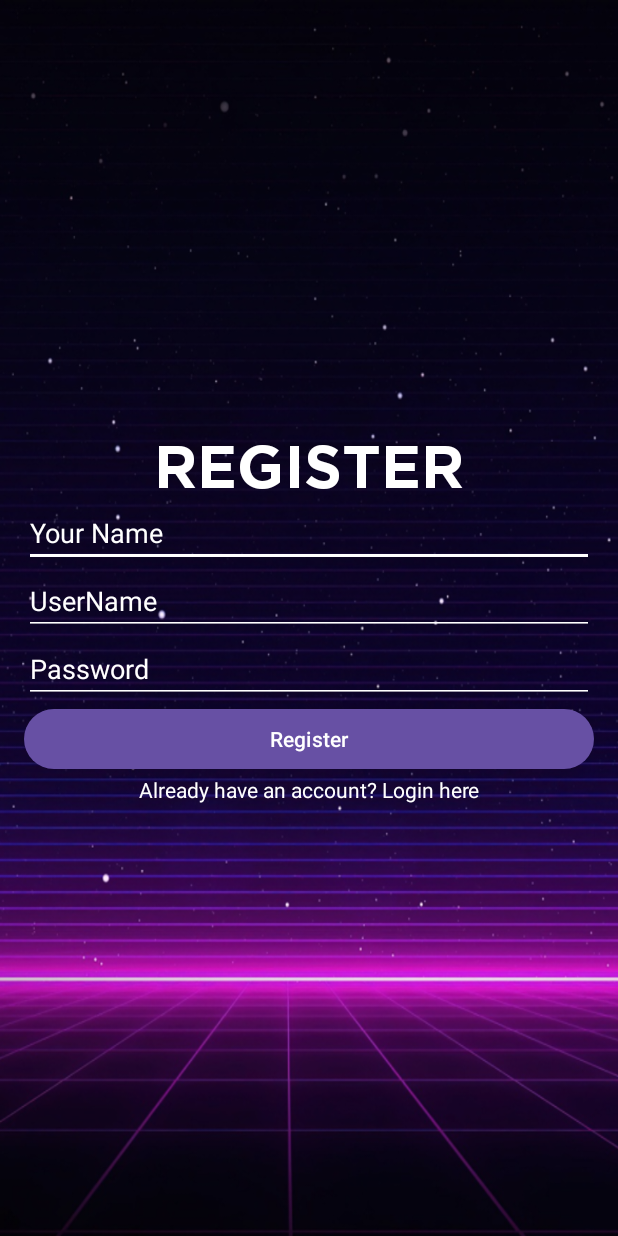
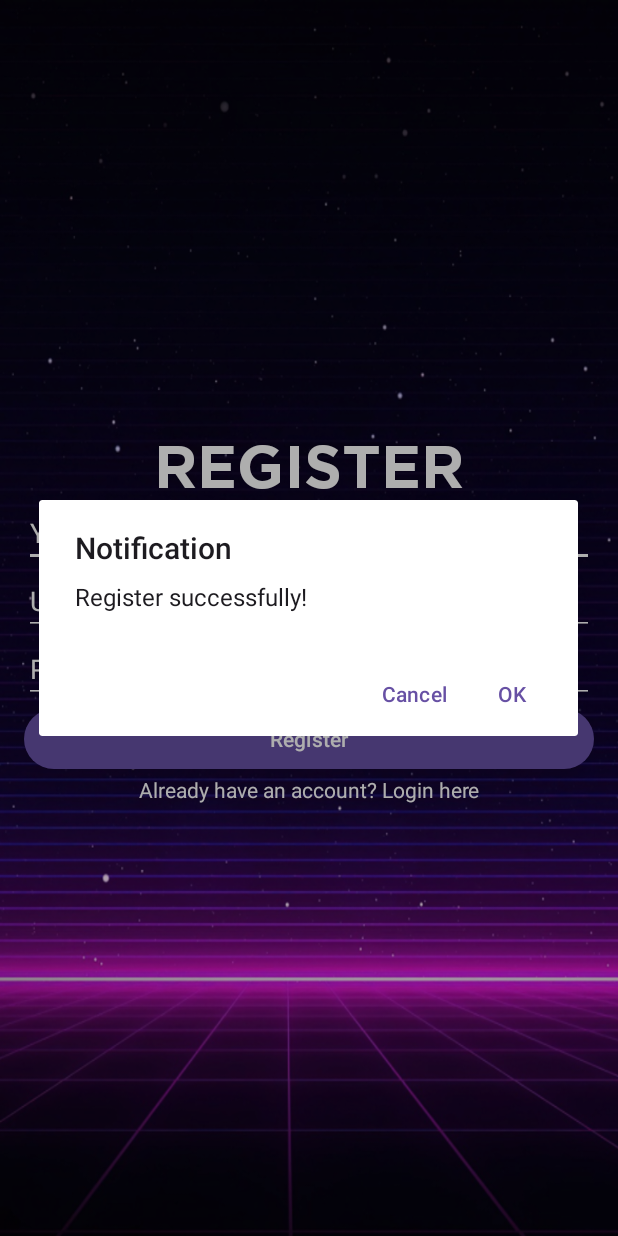
Before and after one commit to Sewlz/TuneFlow, an Android app: the Register screen opened directly, with no data from a screen before it, after a tap on "Register", on a phone screen of 412 x 824 dp. Run offline under Robolectric (Android 15) with nearby library versions, the phone set to English and light mode, and no system bars; our stand-ins replace Firebase (no records; nobody signed in at launch, a user with empty details on screens opened directly).

Commit message:
login and regist complete

```diff
--- a/app/src/main/java/com/example/musicstreaming/View/Login.java
+++ b/app/src/main/java/com/example/musicstreaming/View/Login.java
@@ -33,7 +33,7 @@ public class Login extends AppCompatActivity {
     Button buttonLogin;
     TextView textViewRegister;
     EditText edtUserName, edtPass;
-    Integer user_id;
+    String user_name;
     ArrayList<User> userArrayList = new ArrayList<>();
     FirebaseFirestore db= FirebaseFirestore.getInstance();
     @Override
@@ -80,9 +80,9 @@ public class Login extends AppCompatActivity {
                             for (DocumentSnapshot documentSnapshot : task.getResult()) {
                                 userArrayList.add(documentSnapshot.toObject(User.class));
                                 User userItem = userArrayList.get(0);
-                                user_id = userItem.getUSER_ID();
+                                user_name = userItem.getUSERNAME();
                                 Intent intent = new Intent(Login.this, MainActivity.class);
-                                intent.putExtra("USER_ID",user_id);
+                                intent.putExtra("USERNAME",user_name);
                                 startActivity(intent);
                             }
                         } else {
--- a/app/src/main/java/com/example/musicstreaming/View/MainActivity.java
+++ b/app/src/main/java/com/example/musicstreaming/View/MainActivity.java
@@ -9,6 +9,7 @@ import androidx.fragment.app.FragmentTransaction;
 import android.os.Bundle;
 import android.view.MenuItem;
 import android.widget.FrameLayout;
+import android.widget.Toast;
 
 import com.example.musicstreaming.R;
 import com.google.android.material.bottomnavigation.BottomNavigationView;
@@ -18,11 +19,13 @@ import com.google.firebase.FirebaseApp;
 public class MainActivity extends AppCompatActivity {
     FrameLayout frameMain;
     BottomNavigationView bottomNavMain;
+    public String username;
     @Override
     protected void onCreate(Bundle savedInstanceState) {
         super.onCreate(savedInstanceState);
-        Integer userId = getIntent().getIntExtra("USER_ID",0);
+        username = getIntent().getStringExtra("USERNAME");
         setContentView(R.layout.activity_main);
+        Toast.makeText(this, "Hi! "+username, Toast.LENGTH_SHORT).show();
         FirebaseApp.initializeApp(this);//init firebase
         loadFragment(new fragment_home());
         frameMain = (FrameLayout) findViewById(R.id.frameMain);
--- a/app/src/main/java/com/example/musicstreaming/View/Register.java
+++ b/app/src/main/java/com/example/musicstreaming/View/Register.java
@@ -1,27 +1,53 @@
 package com.example.musicstreaming.View;
 
+import androidx.annotation.NonNull;
+import androidx.appcompat.app.AlertDialog;
 import androidx.appcompat.app.AppCompatActivity;
 
+import android.content.DialogInterface;
 import android.content.Intent;
 import android.os.Bundle;
+import android.util.Log;
 import android.view.View;
 import android.widget.Button;
+import android.widget.EditText;
 import android.widget.TextView;
+import android.widget.Toast;
 
+import com.example.musicstreaming.Model.Music;
+import com.example.musicstreaming.Model.User;
 import com.example.musicstreaming.R;
+import com.google.android.gms.tasks.OnCompleteListener;
+import com.google.android.gms.tasks.OnFailureListener;
+import com.google.android.gms.tasks.OnSuccessListener;
+import com.google.android.gms.tasks.Task;
+import com.google.firebase.firestore.CollectionReference;
+import com.google.firebase.firestore.DocumentReference;
+import com.google.firebase.firestore.FirebaseFirestore;
+import com.google.firebase.firestore.QuerySnapshot;
+
+import java.util.Arrays;
+import java.util.HashMap;
+import java.util.Map;
 
 public class Register extends AppCompatActivity {
-
+    FirebaseFirestore db = FirebaseFirestore.getInstance();
+    Button buttonRegister;
+    EditText edtNameReg, edtUserReg, edtPassReg;
     @Override
     protected void onCreate(Bundle savedInstanceState) {
         super.onCreate(savedInstanceState);
         setContentView(R.layout.activity_register);
+        addControl();
 
-        Button buttonRegister = findViewById(R.id.buttonRegister);
         buttonRegister.setOnClickListener(new View.OnClickListener() {
             @Override
             public void onClick(View v) {
                 // Add registration logic here
+                String name = edtNameReg.getText().toString();
+                String user = edtUserReg.getText().toString();
+                String pass = edtPassReg.getText().toString();
+                register(name,user,pass);
             }
         });
 
@@ -33,4 +59,69 @@ public class Register extends AppCompatActivity {
             }
         });
     }
+
+    private void addControl() {
+        buttonRegister = findViewById(R.id.buttonRegister);
+        edtNameReg = (EditText) findViewById(R.id.edtNameReg);
+        edtUserReg = (EditText) findViewById(R.id.edtUserReg);
+        edtPassReg = (EditText) findViewById(R.id.edtPassReg);
+    }
+
+    private void register(String name, String username, String password) {
+        CollectionReference collectionRef = db.collection("user");
+        User user = new User(name, username, password);
+
+        collectionRef.whereEqualTo("USERNAME", username)
+                .get()
+                .addOnCompleteListener(new OnCompleteListener<QuerySnapshot>() {
+                    @Override
+                    public void onComplete(@NonNull Task<QuerySnapshot> task) {
+                        QuerySnapshot querySnapshot = task.getResult();
+                        if (querySnapshot != null && !querySnapshot.isEmpty()) {
+                            Toast.makeText(Register.this, "Username has already existed!", Toast.LENGTH_SHORT).show();
+                        } else {
+                            collectionRef.document()
+                                    .set(user)
+                                    .addOnSuccessListener(new OnSuccessListener<Void>() {
+                                        @Override
+                                        public void onSuccess(Void aVoid) {
+                                            showAlertDialog();
+                                        }
+                                    })
+                                    .addOnFailureListener(new OnFailureListener() {
+                                        @Override
+                                        public void onFailure(@NonNull Exception e) {
+                                            Log.e("Firestore", "Error adding user", e);
+                                        }
+                                    });
+                        }
+                    }
+                });
+    }
+
+    private void showAlertDialog() {
+        AlertDialog.Builder alertDialogBuilder = new AlertDialog.Builder(this);
+        alertDialogBuilder.setTitle("Notification");
+        alertDialogBuilder.setMessage("Register successfully!");
+
+        // Set the positive button (OK button)
+        alertDialogBuilder.setPositiveButton("OK", new DialogInterface.OnClickListener() {
+            @Override
+            public void onClick(DialogInterface dialog, int which) {
+                startActivity(new Intent(Register.this, Login.class));
+                dialog.dismiss(); // Close the dialog
+            }
+        });
+        alertDialogBuilder.setNegativeButton("Cancel", new DialogInterface.OnClickListener() {
+            @Override
+            public void onClick(DialogInterface dialog, int which) {
+                edtNameReg.getText().clear();
+                edtUserReg.getText().clear();
+                edtPassReg.getText().clear();
+                dialog.dismiss(); // Close the dialog
+            }
+        });
+        AlertDialog alertDialog = alertDialogBuilder.create();
+        alertDialog.show();
+    }
 }
--- a/app/src/main/java/com/example/musicstreaming/View/fragment_music_player.java
+++ b/app/src/main/java/com/example/musicstreaming/View/fragment_music_player.java
@@ -88,6 +88,7 @@ public class fragment_music_player extends Fragment {
     private SeekBar music_progress_bar;
     private Handler handler = new Handler();
     private String music_url;
+    String username;
     private Runnable updateSeekBar = new Runnable() {
         @Override
         public void run() {
@@ -104,6 +105,7 @@ public class fragment_music_player extends Fragment {
     @Override
     public View onCreateView(LayoutInflater inflater, ViewGroup container,
                              Bundle savedInstanceState) {
+        username = ((MainActivity)getActivity()).username;
         // Inflate the layout for this fragment
         View view = inflater.inflate(R.layout.fragment_music_player, container, false);
         Bundle arguments = getArguments();
--- a/app/src/main/res/layout/activity_register.xml
+++ b/app/src/main/res/layout/activity_register.xml
@@ -25,14 +25,14 @@
             android:textColor="#FFFFFF"
             android:textSize="40dp" />
         <EditText
-            android:id="@+id/editTextName"
+            android:id="@+id/edtNameReg"
             android:layout_width="match_parent"
             android:layout_height="wrap_content"
             android:backgroundTint="@color/white"
             android:textColorHint="@color/white"
             android:hint="Your Name" />
         <EditText
-            android:id="@+id/editTextEmailRegister"
+            android:id="@+id/edtUserReg"
             android:layout_width="match_parent"
             android:layout_height="wrap_content"
             android:backgroundTint="@color/white"
@@ -40,7 +40,7 @@
             android:hint="UserName" />
 
         <EditText
-            android:id="@+id/editTextPasswordRegister"
+            android:id="@+id/edtPassReg"
             android:layout_width="match_parent"
             android:layout_height="wrap_content"
             android:backgroundTint="@color/white"
```
Also changed, not shown: app/src/main/java/com/example/musicstreaming/Model/User.java (+15 -11 lines).
